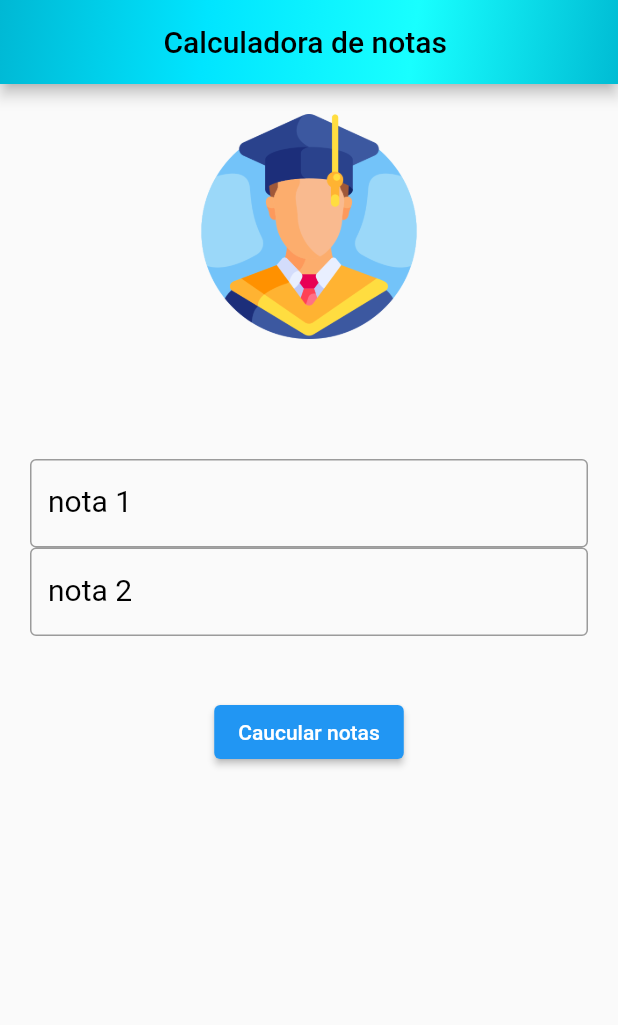
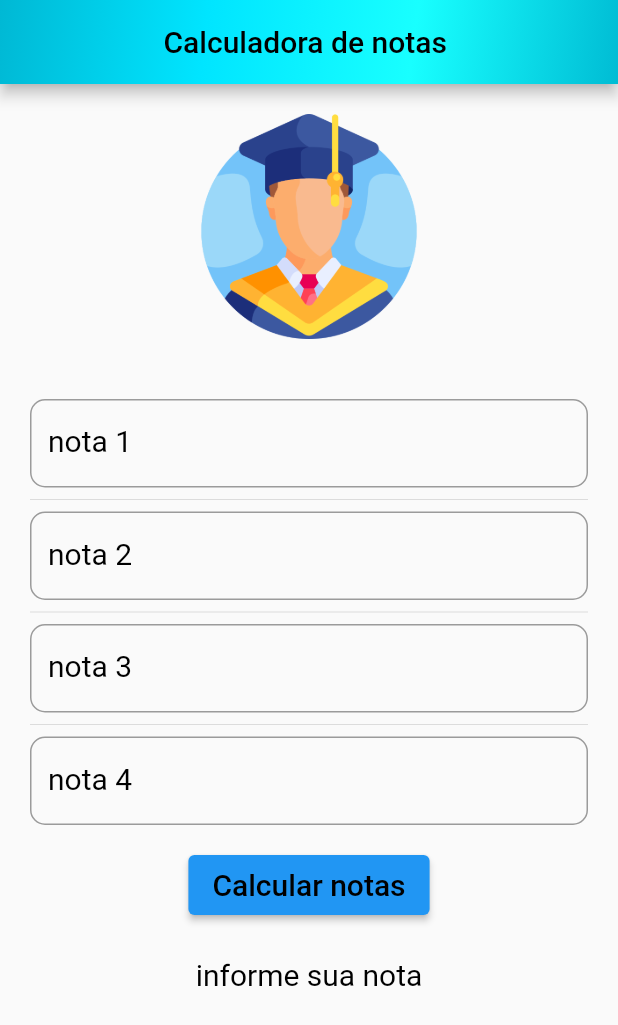
Before and after one commit to RaulDuque/trabalho-lucas-somar-notas, a Flutter app: the screen it shows after launch, on a phone screen of 412 x 824 dp. Shown: the top 1025 px of the screen. Run offline on Flutter 3.47's test engine with Material 2 defaults, Android fonts, the phone set to English and light mode, and no system bars.

Commit message:
SOMA TODOS OS VALORES

```diff
--- a/lib/main.dart
+++ b/lib/main.dart
@@ -11,22 +11,50 @@ class HomePage extends StatefulWidget {
 }
 
 class _HomePageState extends State<HomePage> {
-  Widget buildTextFild(String label) {
+  String infot = "informe sua nota";
+  TextEditingController notaAController = TextEditingController();
+  TextEditingController notaBController = TextEditingController();
+  TextEditingController notaCController = TextEditingController();
+  TextEditingController notaDController = TextEditingController();
+
+  Widget buildTextFild(String label, TextEditingController s) {
     return TextField(
       decoration: InputDecoration(
-          labelText: label,
-          labelStyle: TextStyle(color: Colors.black, fontSize: 20.0),
-          border: OutlineInputBorder()),
-      style: TextStyle(color: Colors.blue),
+        labelText: label,
+        labelStyle: TextStyle(
+          color: Colors.black,
+          fontSize: 20.0,
+        ),
+        border: OutlineInputBorder(borderRadius: BorderRadius.circular(10)),
+      ),
       keyboardType: TextInputType.number,
+      controller: s,
     );
   }
 
-  var count = 0;
-
   void somar() {
-    count++;
-    setState(() {});
+    double notaA = double.parse(notaAController.text);
+    double notaB = double.parse(notaBController.text);
+    double notaC = double.parse(notaCController.text);
+    double notaD = double.parse(notaDController.text);
+    double total = notaA + notaB + notaC + notaD;
+    setState(() {
+      if (total <= 100 && total > 79) {
+        infot = 'Você está no conceito A(${total.toStringAsPrecision(4)})';
+      } else if (total > 59 && total <= 79) {
+        infot = 'Você está no conceito B (${total.toStringAsPrecision(4)})';
+      } else if (total > 40 && total <= 59) {
+        infot = 'Você está no conceito C (${total.toStringAsPrecision(4)})';
+      } else if (total < 39 && total > -1) {
+        infot = 'Você está no conceito D (${total.toStringAsPrecision(4)})';
+      } else if (total > 100) {
+        infot =
+            'Os valores somados exedem o 100 (${total.toStringAsPrecision(4)})';
+      } else if (total < 0) {
+        infot =
+            'Os valores nao podem ser menores que 0 (${total.toStringAsPrecision(4)})';
+      }
+    });
   }
 
   @override
@@ -62,16 +90,36 @@ class _HomePageState extends State<HomePage> {
               height: 150,
               width: 150,
             ),
-            SizedBox(height: 80),
-            buildTextFild("nota 1"),
-            buildTextFild("nota 2"),
-            SizedBox(
-              height: 40,
+            SizedBox(height: 40),
+            buildTextFild("nota 1", notaAController),
+            Divider(),
+            buildTextFild("nota 2", notaBController),
+            Divider(),
+            buildTextFild("nota 3", notaCController),
+            Divider(),
+            buildTextFild("nota 4", notaDController),
+            Padding(
+              padding: const EdgeInsets.all(20.0),
+              child: Container(
+                height: 40,
+                child: ElevatedButton(
+                  child: Text(
+                    'Calcular notas',
+                    style: TextStyle(color: Colors.black, fontSize: 20),
+                  ),
+                  onPressed: () {
+                    somar();
+                  },
+                ),
+              ),
             ),
-            ElevatedButton(
-              child: Text('Caucular notas'),
-              onPressed: () {},
-            )
+            Padding(
+              padding: const EdgeInsets.all(8.0),
+              child: Text(
+                infot,
+                style: TextStyle(color: Colors.black, fontSize: 20),
+              ),
+            ),
           ],
         ),
       ),
```
